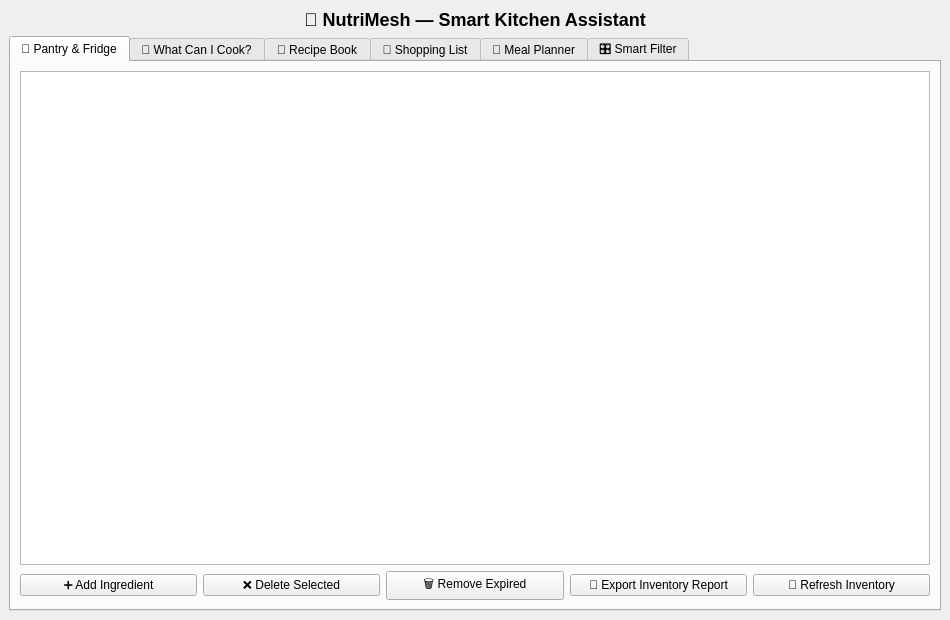
First picture: the form in src/ui/MainWindow.ui, repository kuf1k/my-project, before the edit.
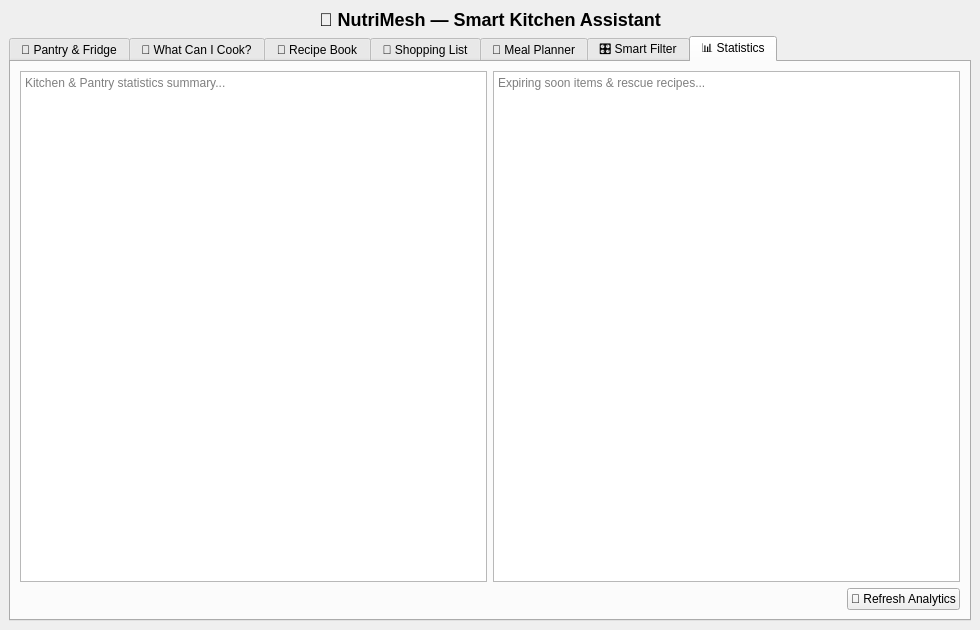
Second picture: the form after the edit. The open tabs and pages were chosen to show the change.

Commit message: feat(ui): add Statistics tab layout to MainWindow.ui

Patch:
```diff
--- a/src/ui/MainWindow.ui
+++ b/src/ui/MainWindow.ui
@@ -6,8 +6,8 @@
             <rect>
                 <x>0</x>
                 <y>0</y>
-                <width>950</width>
-                <height>620</height>
+                <width>980</width>
+                <height>630</height>
             </rect>
         </property>
         <property name="windowTitle">
@@ -492,6 +492,63 @@
                             </layout>
                         </widget>
 
+                        <!-- Statistics & Analytics -->
+                        <widget class="QWidget" name="tabStatistics">
+                            <attribute name="title">
+                                <string>📊 Statistics</string>
+                            </attribute>
+                            <layout class="QVBoxLayout" name="statisticsMainLayout">
+                                <item>
+                                    <layout class="QHBoxLayout" name="statisticsContentLayout">
+                                        <item>
+                                            <widget class="QTextEdit" name="pantryStatsTextEdit">
+                                                <property name="readOnly">
+                                                    <bool>true</bool>
+                                                </property>
+                                                <property name="placeholderText">
+                                                    <string>Kitchen &amp; Pantry statistics summary...</string>
+                                                </property>
+                                            </widget>
+                                        </item>
+                                        <item>
+                                            <widget class="QTextEdit" name="expiringRescueTextEdit">
+                                                <property name="readOnly">
+                                                    <bool>true</bool>
+                                                </property>
+                                                <property name="placeholderText">
+                                                    <string>Expiring soon items &amp; rescue recipes...</string>
+                                                </property>
+                                            </widget>
+                                        </item>
+                                    </layout>
+                                </item>
+                                <item>
+                                    <layout class="QHBoxLayout" name="statisticsBottomLayout">
+                                        <item>
+                                            <spacer name="statisticsSpacer">
+                                                <property name="orientation">
+                                                    <enum>Qt::Horizontal</enum>
+                                                </property>
+                                                <property name="sizeHint" stdset="0">
+                                                    <size>
+                                                        <width>40</width>
+                                                        <height>20</height>
+                                                    </size>
+                                                </property>
+                                            </spacer>
+                                        </item>
+                                        <item>
+                                            <widget class="QPushButton" name="refreshStatisticsButton">
+                                                <property name="text">
+                                                    <string>🔄 Refresh Analytics</string>
+                                                </property>
+                                            </widget>
+                                        </item>
+                                    </layout>
+                                </item>
+                            </layout>
+                        </widget>
+
                     </widget>
                 </item>
             </layout>
```
